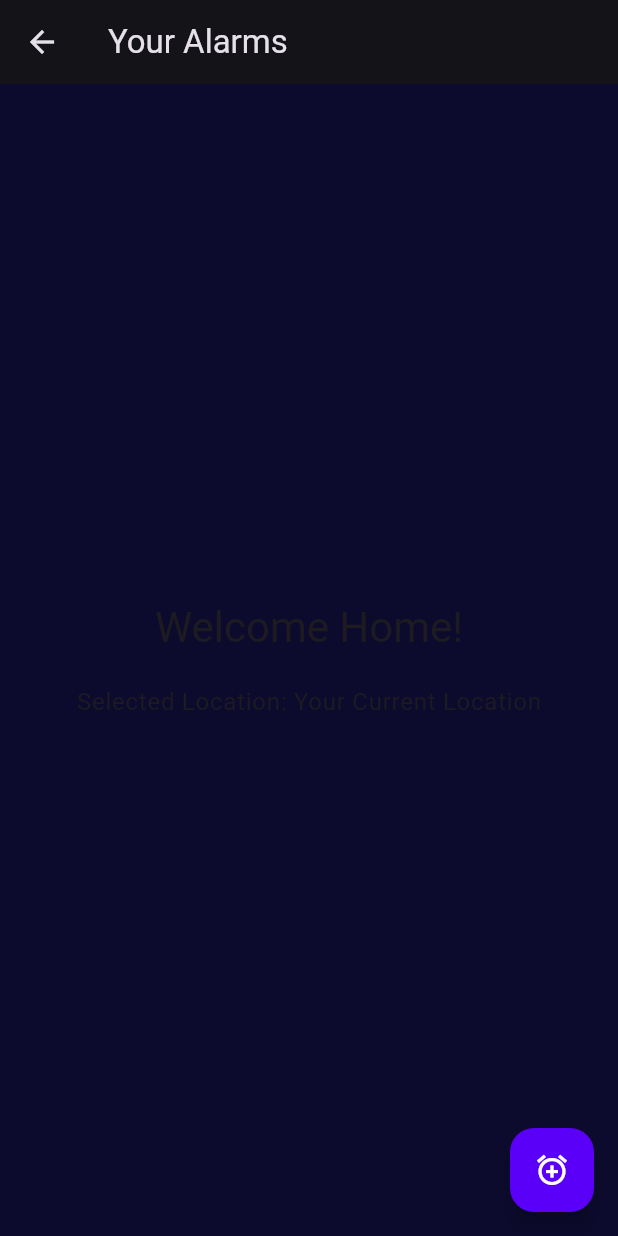
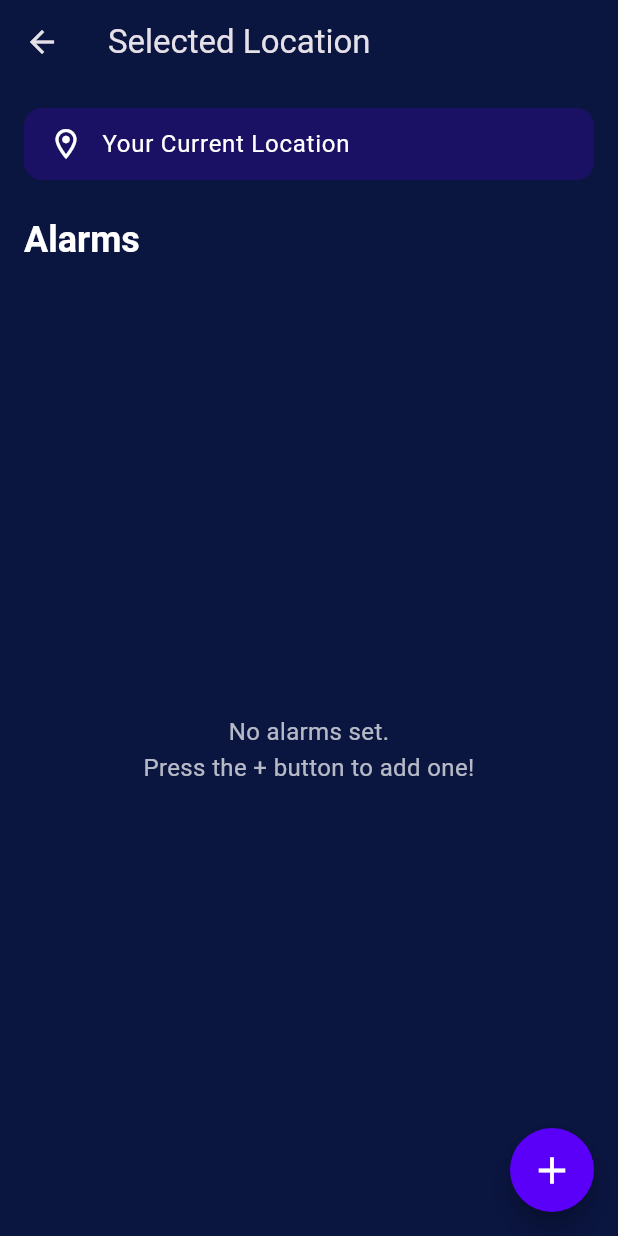
Before and after one commit to abrartanim/Onboarding_App, a Flutter app: the HomeScreen screen opened directly, on a phone screen of 412 x 824 dp. Run offline on Flutter 3.47's test engine with Material 3 defaults, Android fonts, the phone set to English and light mode, and no system bars; our stand-ins replace flutter_local_notifications, google_fonts, location, smooth_page_indicator, timezone, video_player; Roboto replaces fonts that are missing (Oxygen).

Commit message:
added homescreen, clock widget, notification function and use of current location

```diff
--- /dev/null
+++ b/lib/features/home/models/alarm_model.dart
@@ -0,0 +1,11 @@
+class AlarmModel {
+  final int id;
+  final DateTime dateTime;
+  bool isActive;
+
+  AlarmModel({
+    required this.id,
+    required this.dateTime,
+    this.isActive = true,
+  });
+}
--- a/lib/features/home/screens/home_screen.dart
+++ b/lib/features/home/screens/home_screen.dart
@@ -1,45 +1,158 @@
 import 'package:flutter/material.dart';
 import 'package:softvence_project/constants/app_colors.dart';
+import 'package:softvence_project/features/home/models/alarm_model.dart';
+import 'package:softvence_project/features/home/widgets/alarm_list_item.dart';
+import 'package:softvence_project/main.dart'; // Import to get notificationHelper
 
-class HomeScreen extends StatelessWidget {
+class HomeScreen extends StatefulWidget {
   final String? selectedLocation;
 
   const HomeScreen({super.key, this.selectedLocation});
 
   @override
+  State<HomeScreen> createState() => _HomeScreenState();
+}
+
+class _HomeScreenState extends State<HomeScreen> {
+  final List<AlarmModel> _alarms = [];
+
+  Future<void> _setAlarm() async {
+    final DateTime? pickedDate = await showDatePicker(
+      context: context,
+      initialDate: DateTime.now(),
+      firstDate: DateTime.now(),
+      lastDate: DateTime(2101),
+    );
+
+    if (pickedDate == null) return;
+
+    final TimeOfDay? pickedTime = await showTimePicker(
+      context: context,
+      initialTime: TimeOfDay.fromDateTime(DateTime.now()),
+    );
+
+    if (pickedTime == null) return;
+
+    final DateTime scheduledDateTime = DateTime(
+      pickedDate.year,
+      pickedDate.month,
+      pickedDate.day,
+      pickedTime.hour,
+      pickedTime.minute,
+    );
+
+    final newAlarm = AlarmModel(
+      id: _alarms.length, // Simple ID for now
+      dateTime: scheduledDateTime,
+      isActive: true,
+    );
+
+    setState(() {
+      _alarms.add(newAlarm);
+    });
+
+    await notificationHelper.scheduleNotification(
+      id: newAlarm.id,
+      title: 'Your Travel Alarm!',
+      body: 'Time to get ready for your event at ${widget.selectedLocation ?? 'your destination'}!',
+      scheduledTime: newAlarm.dateTime,
+    );
+  }
+
+  void _onAlarmToggle(AlarmModel alarm, bool isActive) {
+    setState(() {
+      alarm.isActive = isActive;
+    });
+
+    if (isActive) {
+      notificationHelper.scheduleNotification(
+        id: alarm.id,
+        title: 'Your Travel Alarm!',
+        body: 'Time to get ready!',
+        scheduledTime: alarm.dateTime,
+      );
+    } else {
+      notificationHelper.cancelNotification(alarm.id);
+    }
+  }
+
+  @override
   Widget build(BuildContext context) {
     return Scaffold(
       appBar: AppBar(
-        title: const Text('Your Alarms'),
+        title: const Text('Selected Location'),
+        backgroundColor: Colors.transparent,
+        elevation: 0,
       ),
-      body: Center(
+      body: Padding(
+        padding: const EdgeInsets.all(16.0),
         child: Column(
-          mainAxisAlignment: MainAxisAlignment.center,
+          crossAxisAlignment: CrossAxisAlignment.start,
           children: [
+            // Location Box
+            Container(
+              padding: const EdgeInsets.symmetric(horizontal: 16, vertical: 12),
+              decoration: BoxDecoration(
+                color: AppColors.primaryColor.withOpacity(0.2),
+                borderRadius: BorderRadius.circular(12),
+              ),
+              child: Row(
+                children: [
+                  const Icon(Icons.location_on_outlined, color: AppColors.white),
+                  const SizedBox(width: 12),
+                  Text(
+                    widget.selectedLocation ?? 'Add your location',
+                    style: Theme.of(context).textTheme.bodyLarge?.copyWith(
+                      color: AppColors.white,
+                    ),
+                  ),
+                ],
+              ),
+            ),
+            const SizedBox(height: 24),
+
+            // "Alarms" Title
             Text(
-              'Welcome Home!',
-              style: Theme.of(context).textTheme.headlineMedium,
+              'Alarms',
+              style: Theme.of(context).textTheme.headlineSmall?.copyWith(
+                color: AppColors.white,
+                fontWeight: FontWeight.bold,
+              ),
             ),
-            const SizedBox(height: 20),
-            if (selectedLocation != null)
-              Text(
-                'Selected Location: $selectedLocation',
-                style: Theme.of(context).textTheme.bodyLarge,
+            const SizedBox(height: 16),
+
+            // Alarm List
+            Expanded(
+              child: _alarms.isEmpty
+                  ? Center(
+                child: Text(
+                  'No alarms set.\nPress the + button to add one!',
+                  textAlign: TextAlign.center,
+                  style: TextStyle(
+                    color: AppColors.white.withOpacity(0.7),
+                    fontSize: 16,
+                  ),
+                ),
               )
-            else
-              Text(
-                'No location selected.',
-                style: Theme.of(context).textTheme.bodyLarge,
+                  : ListView.builder(
+                itemCount: _alarms.length,
+                itemBuilder: (context, index) {
+                  final alarm = _alarms[index];
+                  return AlarmListItem(
+                    alarm: alarm,
+                    onToggle: (isActive) => _onAlarmToggle(alarm, isActive),
+                  );
+                },
               ),
+            ),
           ],
         ),
       ),
       floatingActionButton: FloatingActionButton(
-        onPressed: () {
-          // TODO: Implement "Set Alarm" functionality
-        },
+        onPressed: _setAlarm,
         backgroundColor: AppColors.primaryColor,
-        child: const Icon(Icons.alarm_add, color: AppColors.white),
+        shape: const CircleBorder(),
+        child: const Icon(Icons.add, color: AppColors.white, size: 30),
       ),
     );
   }
--- a/pubspec.yaml
+++ b/pubspec.yaml
@@ -17,6 +17,8 @@ dependencies:
   smooth_page_indicator: ^1.1.0
   google_fonts: ^5.0.0
   location: ^6.0.2
+  flutter_local_notifications: ^17.2.1
+  intl: ^0.19.0
 
 
   cupertino_icons: ^1.0.8
```
Also changed, not shown: lib/constants/app_colors.dart (+23 -1 lines), lib/features/home/widgets/alarm_list_item.dart (added, +55 -0 lines), lib/helpers/notification_helper.dart (added, +79 -0 lines), lib/main.dart (+13 -2 lines), pubspec.lock, 3 other files.
